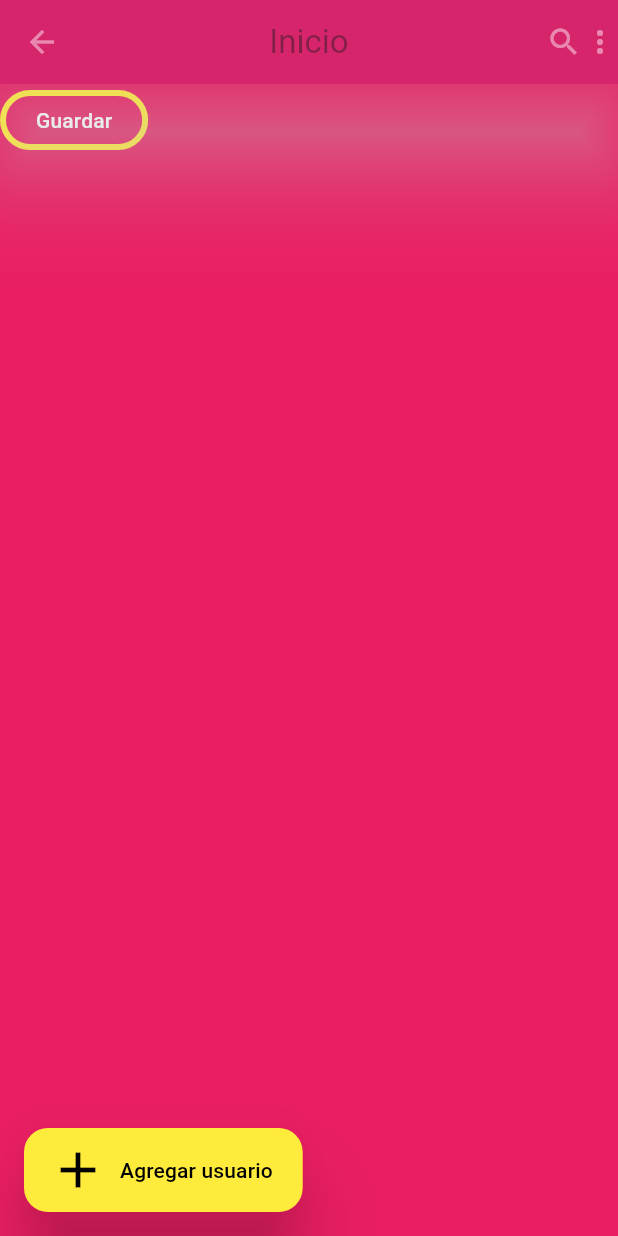
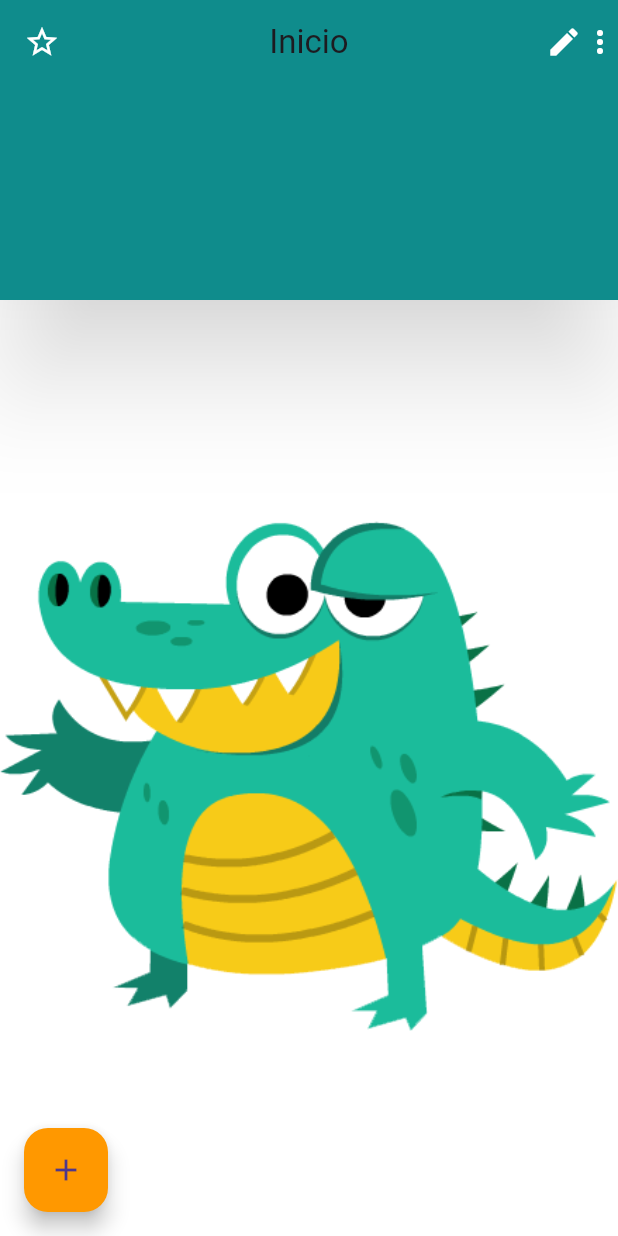
Before and after one commit to rosariogt/flutter-basic, a Flutter app: the screen it shows after launch, on a phone screen of 412 x 824 dp. Run offline on Flutter 3.47's test engine with Material 3 defaults, Android fonts, the phone set to English and light mode, and no system bars; project files that could hold a hidden picture were left out.

Commit message:
Implementacion de actividad 1

```diff
--- a/lib/Pages/MyHomePage.dart
+++ b/lib/Pages/MyHomePage.dart
@@ -1,5 +1,8 @@
 import 'package:flutter/cupertino.dart';
 import 'package:flutter/material.dart';
+import 'package:projects/Widget/Basicos/Actividad/AppBarAc.dart';
+import 'package:projects/Widget/Basicos/Actividad/ContentAc.dart';
+import 'package:projects/Widget/Basicos/Actividad/FloatingButtonAc.dart';
 import 'package:projects/Widget/MyAppBar.dart';
 import 'package:projects/Widget/MyButtons.dart';
 import 'package:projects/Widget/MyFloatingActionButton.dart';
@@ -39,13 +42,14 @@ class _MyHomePageState extends State<MyHomePage> {
   @override
   Widget build(BuildContext context) {
     return Scaffold(
-      backgroundColor: Colors.pink,
+      backgroundColor: Colors.white,
       //se debe agregar al boton flotante
-      floatingActionButton: MyFloatingActionButton(),
+      floatingActionButton: FloatingButtonAc(),
       floatingActionButtonLocation: FloatingActionButtonLocation.startFloat,
-      appBar: MyAppBar(),
+      appBar: AppBarAc(),
       body:  SafeArea(
-        child: MyButtons(),
+        child: ContentAc(),
+        //child: MyButtons(),
         //child: MyImage(),
         //child: MyIcon(),
         //child: MyRichText(),
--- /dev/null
+++ b/lib/Widget/Basicos/Actividad/AppBarAc.dart
@@ -0,0 +1,27 @@
+import 'package:flutter/cupertino.dart';
+import 'package:flutter/material.dart';
+
+class AppBarAc extends StatelessWidget implements PreferredSizeWidget {
+  @override
+  Widget build(BuildContext context) {
+    // TODO: implement build
+    //flutter nos provee una lista de iconos
+    return AppBar(
+      title: Text("Inicio"),
+      backgroundColor: Colors.teal,
+      elevation: 30,
+      shadowColor: Colors.white,
+      centerTitle: true,
+      leading: Icon(Icons.star_outline_outlined, color: Colors.white),
+      actions: [
+        Icon(Icons.edit, color: Colors.white,),
+        Icon(Icons.more_vert, color: Colors.white)
+      ],
+    );
+  }
+
+  @override
+  // TODO: implement preferredSize
+  Size get preferredSize => Size.fromHeight(200);
+
+}
--- /dev/null
+++ b/lib/Widget/Basicos/Actividad/ContentAc.dart
@@ -0,0 +1,16 @@
+import 'package:flutter/cupertino.dart';
+import 'package:flutter/material.dart';
+
+class ContentAc extends StatelessWidget {
+  @override
+  Widget build(BuildContext context) {
+    // TODO: implement build
+    //flutter nos provee una lista de iconos
+    return Center(
+        child: Image(
+          image: AssetImage("assets/images/cody2.png"),
+        )
+    );
+  }
+
+}
--- /dev/null
+++ b/lib/Widget/Basicos/Actividad/FloatingButtonAc.dart
@@ -0,0 +1,18 @@
+import 'package:flutter/cupertino.dart';
+import 'package:flutter/material.dart';
+
+class FloatingButtonAc extends StatelessWidget {
+  @override
+  Widget build(BuildContext context) {
+    // TODO: implement build
+    //flutter nos provee una lista de iconos
+    return FloatingActionButton(
+      onPressed: () {print("FloatingActionButton");},
+      child: Icon(Icons.add),
+      //icon: Icon(Icons.add, size: 40, color: Colors.black),
+     // label: Text("Add"),
+      backgroundColor: Colors.orange,
+    );
+  }
+
+}
```
Also changed, not shown: assets/images/cody2.png (added), corrida/actividad1.png (added).
